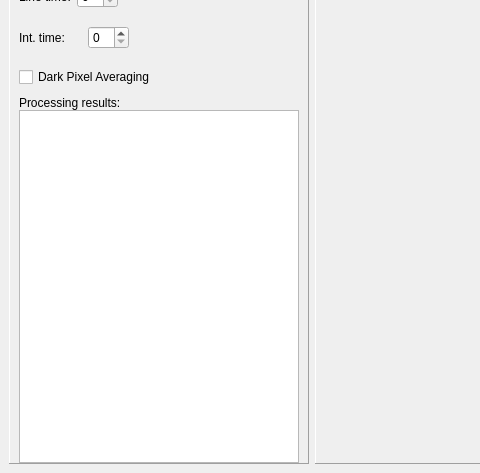
First picture: the form in barbecue/ui/GainOffset.ui, repository WasatchPhotonics/Barbecue, before the edit; both pictures show x 0 to 480 and y 207 to 680 of the 1070 by 680 pixel window.
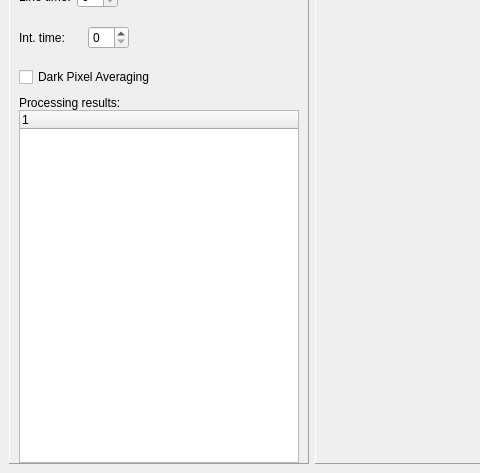
Second picture: the form after the edit. Icons and pictures are not drawn.

What changed in the file:
```diff
--- a/barbecue/ui/GainOffset.ui
+++ b/barbecue/ui/GainOffset.ui
@@ -398,7 +398,16 @@
         </widget>
        </item>
        <item>
-        <widget class="QListView" name="listViewResults"/>
+        <widget class="QTreeWidget" name="treeWidget">
+         <attribute name="headerVisible">
+          <bool>true</bool>
+         </attribute>
+         <column>
+          <property name="text">
+           <string notr="true">1</string>
+          </property>
+         </column>
+        </widget>
        </item>
       </layout>
      </widget>
```
Left out of the diff: 2 changed lines with no effect on the pictures.
